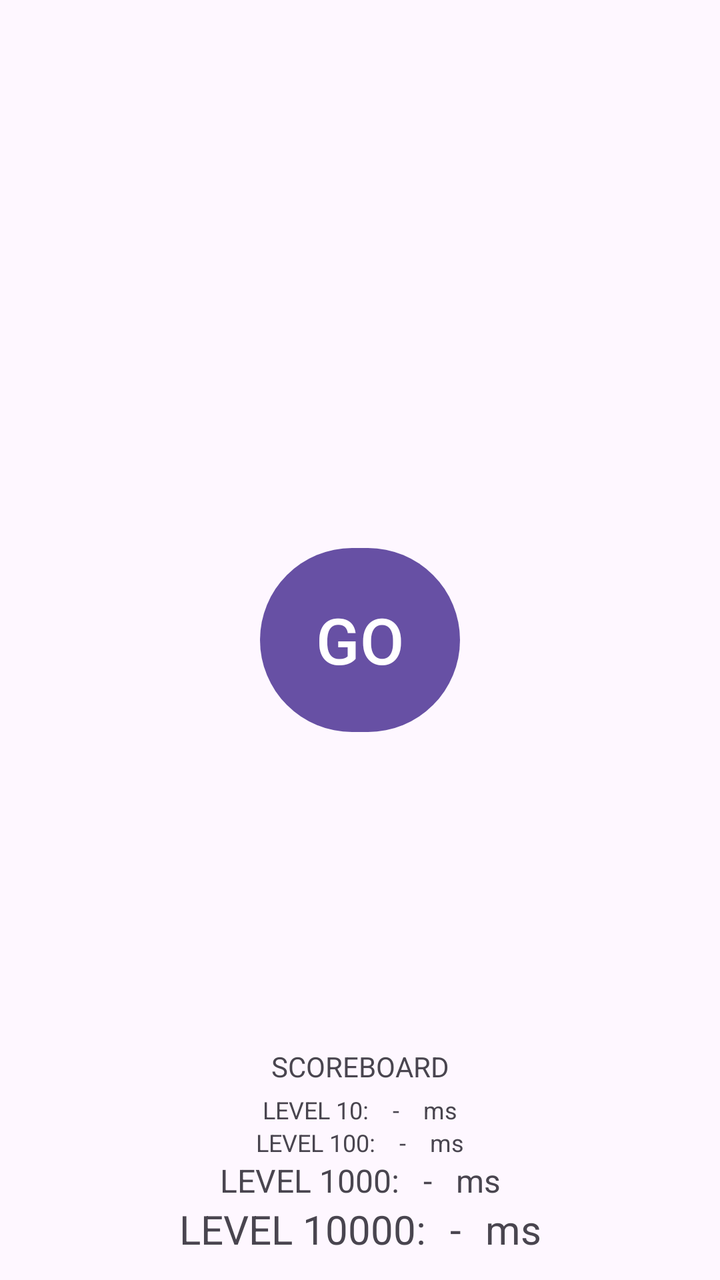
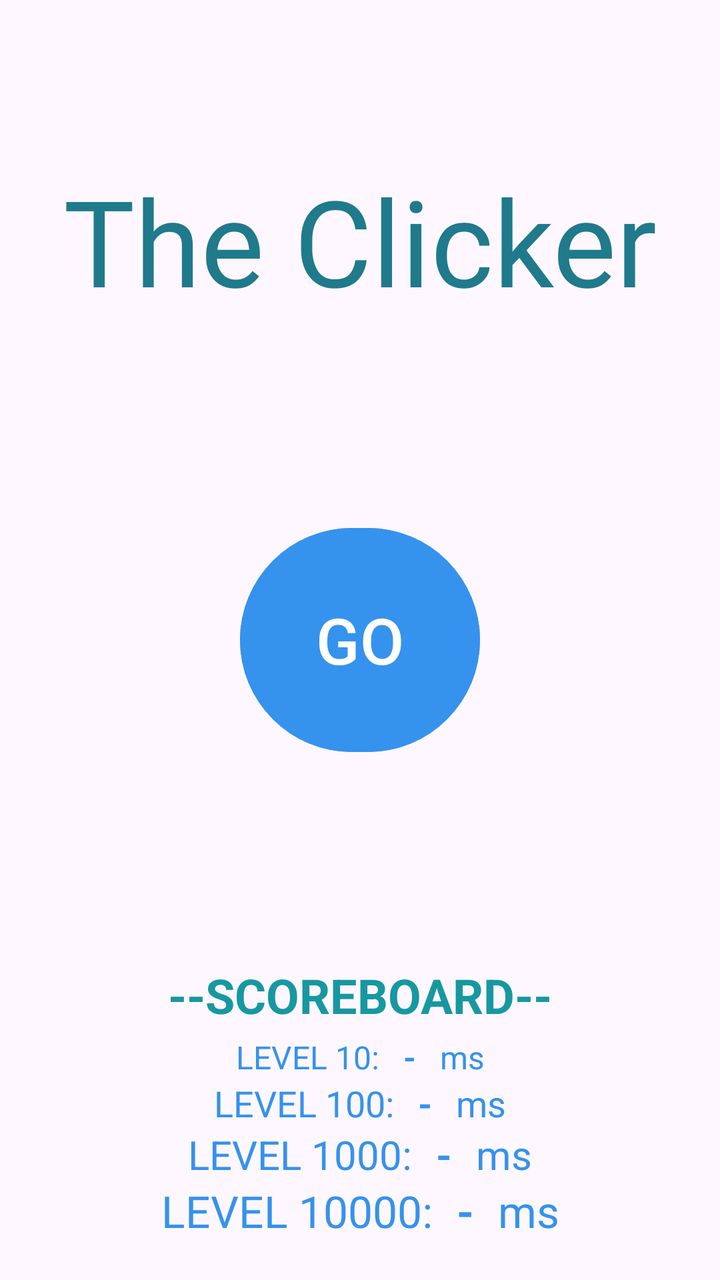

Two renders of the same Android screen: before a commit and after it. Below are the layout's source before the change and the commit's diff.
<!-- AndroidManifest.xml: application theme Theme.TheClicker -->
<!-- res/layout/activity_home.xml -->
<?xml version="1.0" encoding="utf-8"?>
<androidx.constraintlayout.widget.ConstraintLayout xmlns:android="http://schemas.android.com/apk/res/android"
    xmlns:app="http://schemas.android.com/apk/res-auto"
    xmlns:tools="http://schemas.android.com/tools"
    android:layout_width="match_parent"
    android:layout_height="match_parent"
    tools:context=".HomeActivity">

    <Button
        android:id="@+id/button_go"
        android:layout_width="100dp"
        android:layout_height="100dp"
        android:text="@string/button_go"
        android:textSize="32sp"
        app:layout_constraintBottom_toBottomOf="parent"
        app:layout_constraintEnd_toEndOf="parent"
        app:layout_constraintStart_toStartOf="parent"
        app:layout_constraintTop_toTopOf="parent" />

    <TextView
        android:id="@+id/textView_scoreboard"
        android:layout_width="wrap_content"
        android:layout_height="wrap_content"
        android:layout_marginBottom="4dp"
        android:text="@string/textview_scoreboard"
        app:layout_constraintBottom_toTopOf="@+id/linearLayout"
        app:layout_constraintEnd_toEndOf="parent"
        app:layout_constraintStart_toStartOf="parent" />

    <LinearLayout
        android:id="@+id/linearLayout"
        android:layout_width="wrap_content"
        android:layout_height="wrap_content"
        android:layout_marginBottom="12dp"
        android:gravity="center"
        android:orientation="vertical"
        app:layout_constraintBottom_toBottomOf="parent"
        app:layout_constraintEnd_toEndOf="parent"
        app:layout_constraintStart_toStartOf="parent">

        <LinearLayout
            android:layout_width="wrap_content"
            android:layout_height="wrap_content"
            android:orientation="horizontal">

            <TextView
                android:layout_width="wrap_content"
                android:layout_height="wrap_content"
                android:layout_weight="1"
                android:text="@string/textview_10_label"
                android:textSize="12sp" />

            <TextView
                android:id="@+id/textView_10_timing"
                android:layout_width="wrap_content"
                android:layout_height="wrap_content"
                android:layout_marginHorizontal="12dp"
                android:layout_weight="1"
                android:text="@string/textview_time_default"
                android:textSize="12sp" />

            <TextView
                android:layout_width="wrap_content"
                android:layout_height="wrap_content"
                android:layout_weight="1"
                android:text="@string/textview_ms_label"
                android:textSize="12sp" />
        </LinearLayout>

        <LinearLayout
            android:layout_width="wrap_content"
            android:layout_height="wrap_content"
            android:orientation="horizontal">

            <TextView
                android:layout_width="wrap_content"
                android:layout_height="wrap_content"
                android:layout_weight="1"
                android:text="@string/textview_100_label"
                android:textSize="12sp" />

            <TextView
                android:id="@+id/textView_100_timing"
                android:layout_width="wrap_content"
                android:layout_height="wrap_content"
                android:layout_marginHorizontal="12dp"
                android:layout_weight="1"
                android:text="@string/textview_time_default"
                android:textSize="12sp" />

            <TextView
                android:layout_width="wrap_content"
                android:layout_height="wrap_content"
                android:layout_weight="1"
                android:text="@string/textview_ms_label"
                android:textSize="12sp" />
        </LinearLayout>

        <LinearLayout
            android:layout_width="wrap_content"
            android:layout_height="wrap_content"
            android:orientation="horizontal">

            <TextView
                android:layout_width="wrap_content"
                android:layout_height="wrap_content"
                android:layout_weight="1"
                android:text="@string/textview_1000_label"
                android:textSize="16sp" />

            <TextView
                android:id="@+id/textView_1000_timing"
                android:layout_width="wrap_content"
                android:layout_height="wrap_content"
                android:layout_marginHorizontal="12dp"
                android:layout_weight="1"
                android:text="@string/textview_time_default"
                android:textSize="16sp" />

            <TextView
                android:layout_width="wrap_content"
                android:layout_height="wrap_content"
                android:layout_weight="1"
                android:text="@string/textview_ms_label"
                android:textSize="16sp" />
        </LinearLayout>

        <LinearLayout
            android:layout_width="wrap_content"
            android:layout_height="wrap_content"
            android:orientation="horizontal">

            <TextView
                android:layout_width="wrap_content"
                android:layout_height="wrap_content"
                android:layout_weight="1"
                android:text="@string/textview_10000_label"
                android:textSize="20sp" />

            <TextView
                android:id="@+id/textView_10000_timing"
                android:layout_width="wrap_content"
                android:layout_height="wrap_content"
                android:layout_marginHorizontal="12dp"
                android:layout_weight="1"
                android:text="@string/textview_time_default"
                android:textSize="20sp" />

            <TextView
                android:layout_width="wrap_content"
                android:layout_height="wrap_content"
                android:layout_weight="1"
                android:text="@string/textview_ms_label"
                android:textSize="20sp" />
        </LinearLayout>
    </LinearLayout>

</androidx.constraintlayout.widget.ConstraintLayout>
<!-- resources referenced by this layout -->
<resources>
  <string name="button_go">GO</string>
  <string name="textview_10000_label">LEVEL 10000:</string>
  <string name="textview_1000_label">LEVEL 1000:</string>
  <string name="textview_100_label">LEVEL 100:</string>
  <string name="textview_10_label">LEVEL 10:</string>
  <string name="textview_ms_label">ms</string>
  <string name="textview_scoreboard">SCOREBOARD</string>
  <string name="textview_time_default">-</string>
  <style name="Theme.TheClicker" parent="Base.Theme.TheClicker" />
  <style name="Base.Theme.TheClicker" parent="Theme.Material3.DayNight.NoActionBar">
          
          
      </style>
</resources>

<!-- the commit's change to res/layout/activity_home.xml (unified diff, before → after) -->
@@ -8,9 +8,10 @@
 
     <Button
         android:id="@+id/button_go"
-        android:layout_width="100dp"
-        android:layout_height="100dp"
+        android:layout_width="120dp"
+        android:layout_height="120dp"
         android:text="@string/button_go"
+        android:backgroundTint="@color/primary"
         android:textSize="32sp"
         app:layout_constraintBottom_toBottomOf="parent"
         app:layout_constraintEnd_toEndOf="parent"
@@ -23,6 +24,9 @@
         android:layout_height="wrap_content"
         android:layout_marginBottom="4dp"
         android:text="@string/textview_scoreboard"
+        android:textStyle="bold"
+        android:textColor="@color/primary_dark"
+        android:textSize="24sp"
         app:layout_constraintBottom_toTopOf="@+id/linearLayout"
         app:layout_constraintEnd_toEndOf="parent"
         app:layout_constraintStart_toStartOf="parent" />
@@ -31,7 +35,7 @@
         android:id="@+id/linearLayout"
         android:layout_width="wrap_content"
         android:layout_height="wrap_content"
-        android:layout_marginBottom="12dp"
+        android:layout_marginBottom="20dp"
         android:gravity="center"
         android:orientation="vertical"
         app:layout_constraintBottom_toBottomOf="parent"
@@ -48,7 +52,8 @@
                 android:layout_height="wrap_content"
                 android:layout_weight="1"
                 android:text="@string/textview_10_label"
-                android:textSize="12sp" />
+                android:textColor="@color/primary"
+                android:textSize="16sp" />
 
             <TextView
                 android:id="@+id/textView_10_timing"
@@ -57,14 +62,17 @@
                 android:layout_marginHorizontal="12dp"
                 android:layout_weight="1"
                 android:text="@string/textview_time_default"
-                android:textSize="12sp" />
+                android:textStyle="bold"
+                android:textColor="@color/primary"
+                android:textSize="16sp" />
 
             <TextView
                 android:layout_width="wrap_content"
                 android:layout_height="wrap_content"
                 android:layout_weight="1"
                 android:text="@string/textview_ms_label"
-                android:textSize="12sp" />
+                android:textColor="@color/primary"
+                android:textSize="16sp" />
         </LinearLayout>
 
         <LinearLayout
@@ -77,7 +85,8 @@
                 android:layout_height="wrap_content"
                 android:layout_weight="1"
                 android:text="@string/textview_100_label"
-                android:textSize="12sp" />
+                android:textColor="@color/primary"
+                android:textSize="18sp" />
 
             <TextView
                 android:id="@+id/textView_100_timing"
@@ -86,14 +95,17 @@
                 android:layout_marginHorizontal="12dp"
                 android:layout_weight="1"
                 android:text="@string/textview_time_default"
-                android:textSize="12sp" />
+                android:textStyle="bold"
+                android:textColor="@color/primary"
+                android:textSize="18sp" />
 
             <TextView
                 android:layout_width="wrap_content"
                 android:layout_height="wrap_content"
                 android:layout_weight="1"
                 android:text="@string/textview_ms_label"
-                android:textSize="12sp" />
+                android:textColor="@color/primary"
+                android:textSize="18sp" />
         </LinearLayout>
 
         <LinearLayout
@@ -106,7 +118,8 @@
                 android:layout_height="wrap_content"
                 android:layout_weight="1"
                 android:text="@string/textview_1000_label"
-                android:textSize="16sp" />
+                android:textColor="@color/primary"
+                android:textSize="20sp" />
 
             <TextView
                 android:id="@+id/textView_1000_timing"
@@ -115,14 +128,17 @@
                 android:layout_marginHorizontal="12dp"
                 android:layout_weight="1"
                 android:text="@string/textview_time_default"
-                android:textSize="16sp" />
+                android:textStyle="bold"
+                android:textColor="@color/primary"
+                android:textSize="20sp" />
 
             <TextView
                 android:layout_width="wrap_content"
                 android:layout_height="wrap_content"
                 android:layout_weight="1"
                 android:text="@string/textview_ms_label"
-                android:textSize="16sp" />
+                android:textColor="@color/primary"
+                android:textSize="20sp" />
         </LinearLayout>
 
         <LinearLayout
@@ -135,7 +151,8 @@
                 android:layout_height="wrap_content"
                 android:layout_weight="1"
                 android:text="@string/textview_10000_label"
-                android:textSize="20sp" />
+                android:textColor="@color/primary"
+                android:textSize="22sp" />
 
             <TextView
                 android:id="@+id/textView_10000_timing"
@@ -144,15 +161,31 @@
                 android:layout_marginHorizontal="12dp"
                 android:layout_weight="1"
                 android:text="@string/textview_time_default"
-                android:textSize="20sp" />
+                android:textStyle="bold"
+                android:textColor="@color/primary"
+                android:textSize="22sp" />
 
             <TextView
                 android:layout_width="wrap_content"
                 android:layout_height="wrap_content"
                 android:layout_weight="1"
                 android:text="@string/textview_ms_label"
-                android:textSize="20sp" />
+                android:textColor="@color/primary"
+                android:textSize="22sp" />
         </LinearLayout>
     </LinearLayout>
 
+    <TextView
+        android:id="@+id/textView_app_name"
+        android:layout_width="wrap_content"
+        android:layout_height="wrap_content"
+        android:layout_marginTop="80dp"
+        android:fontFamily="@font/irish_grover"
+        android:text="@string/app_name"
+        android:textSize="60sp"
+        android:textColor="@color/primary_darkest"
+        app:layout_constraintEnd_toEndOf="parent"
+        app:layout_constraintStart_toStartOf="parent"
+        app:layout_constraintTop_toTopOf="parent" />
+
 </androidx.constraintlayout.widget.ConstraintLayout>
<!-- resource entries referenced after the edit -->
@@ -1,12 +1,16 @@
 <!-- resources referenced by this layout -->
 <resources>
+  <color name="primary">#3592ed</color>
+  <color name="primary_dark">#1798a0</color>
+  <color name="primary_darkest">#1f7a8c</color>
+  <string name="app_name">The Clicker</string>
   <string name="button_go">GO</string>
   <string name="textview_10000_label">LEVEL 10000:</string>
   <string name="textview_1000_label">LEVEL 1000:</string>
   <string name="textview_100_label">LEVEL 100:</string>
   <string name="textview_10_label">LEVEL 10:</string>
   <string name="textview_ms_label">ms</string>
-  <string name="textview_scoreboard">SCOREBOARD</string>
+  <string name="textview_scoreboard">--SCOREBOARD--</string>
   <string name="textview_time_default">-</string>
   <style name="Theme.TheClicker" parent="Base.Theme.TheClicker" />
   <style name="Base.Theme.TheClicker" parent="Theme.Material3.DayNight.NoActionBar">
